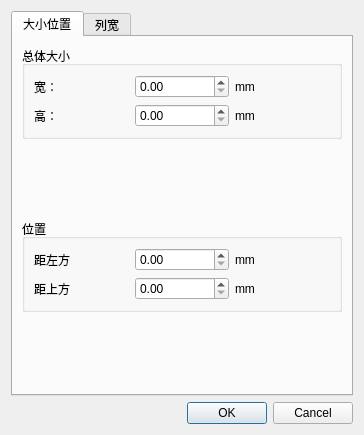
Above: ofdEditor/model/Widget/TableSettingDialog.ui from mcoder2014/ofdEditor before the change. Below: the same form after it.
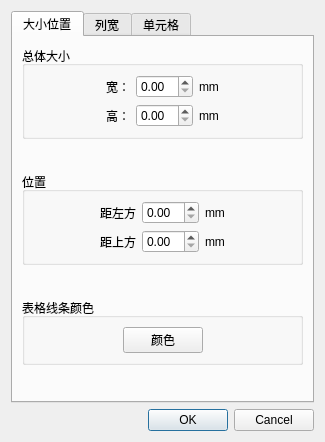
That is the form after the change. The open tabs and pages were chosen to show the change.

Commit message: 表格的总体大框架

```diff
--- a/ofdEditor/model/Widget/TableSettingDialog.ui
+++ b/ofdEditor/model/Widget/TableSettingDialog.ui
@@ -6,8 +6,8 @@
    <rect>
     <x>0</x>
     <y>0</y>
-    <width>364</width>
-    <height>435</height>
+    <width>325</width>
+    <height>442</height>
    </rect>
   </property>
   <property name="windowTitle">
@@ -27,58 +27,44 @@
        <string>大小位置</string>
       </attribute>
       <layout class="QGridLayout" name="gridLayout_3">
-       <item row="3" column="0">
-        <spacer name="verticalSpacer">
-         <property name="orientation">
-          <enum>Qt::Vertical</enum>
-         </property>
-         <property name="sizeHint" stdset="0">
-          <size>
-           <width>20</width>
-           <height>40</height>
-          </size>
-         </property>
-        </spacer>
-       </item>
-       <item row="2" column="0">
-        <widget class="QGroupBox" name="groupBox_2">
+       <item row="4" column="0">
+        <widget class="QGroupBox" name="groupBox_3">
          <property name="title">
-          <string>位置</string>
+          <string>表格线条颜色</string>
          </property>
-         <layout class="QGridLayout" name="gridLayout_2">
-          <item row="0" column="0">
-           <widget class="QLabel" name="label_5">
-            <property name="text">
-             <string>距左方</string>
+         <layout class="QHBoxLayout" name="horizontalLayout">
+          <item>
+           <spacer name="horizontalSpacer">
+            <property name="orientation">
+             <enum>Qt::Horizontal</enum>
             </property>
-           </widget>
-          </item>
-          <item row="0" column="1">
-           <widget class="QDoubleSpinBox" name="table_x"/>
-          </item>
-          <item row="0" column="2">
-           <widget class="QLabel" name="label_7">
-            <property name="text">
-             <string>mm</string>
+            <property name="sizeHint" stdset="0">
+             <size>
+              <width>40</width>
+              <height>20</height>
+             </size>
             </property>
-           </widget>
+           </spacer>
           </item>
-          <item row="1" column="0">
-           <widget class="QLabel" name="label_6">
+          <item>
+           <widget class="QPushButton" name="btn_color">
             <property name="text">
-             <string>距上方</string>
+             <string>颜色</string>
             </property>
            </widget>
           </item>
-          <item row="1" column="1">
-           <widget class="QDoubleSpinBox" name="table_y"/>
-          </item>
-          <item row="1" column="2">
-           <widget class="QLabel" name="label_8">
-            <property name="text">
-             <string>mm</string>
+          <item>
+           <spacer name="horizontalSpacer_2">
+            <property name="orientation">
+             <enum>Qt::Horizontal</enum>
             </property>
-           </widget>
+            <property name="sizeHint" stdset="0">
+             <size>
+              <width>40</width>
+              <height>20</height>
+             </size>
+            </property>
+           </spacer>
           </item>
          </layout>
         </widget>
@@ -89,43 +75,203 @@
           <string>总体大小</string>
          </property>
          <layout class="QGridLayout" name="gridLayout">
-          <item row="0" column="0">
+          <item row="1" column="3">
+           <widget class="QLabel" name="label_4">
+            <property name="text">
+             <string>mm</string>
+            </property>
+           </widget>
+          </item>
+          <item row="0" column="1">
            <widget class="QLabel" name="label">
             <property name="text">
              <string>宽：</string>
             </property>
            </widget>
           </item>
-          <item row="0" column="1">
+          <item row="0" column="2">
            <widget class="QDoubleSpinBox" name="tableWidth"/>
           </item>
-          <item row="0" column="2">
+          <item row="0" column="3">
            <widget class="QLabel" name="label_3">
             <property name="text">
              <string>mm</string>
             </property>
            </widget>
           </item>
-          <item row="1" column="0">
+          <item row="1" column="1">
            <widget class="QLabel" name="label_2">
             <property name="text">
              <string>高：</string>
             </property>
            </widget>
           </item>
-          <item row="1" column="1">
+          <item row="1" column="2">
            <widget class="QDoubleSpinBox" name="tableHeight"/>
           </item>
+          <item row="0" column="4">
+           <spacer name="horizontalSpacer_3">
+            <property name="orientation">
+             <enum>Qt::Horizontal</enum>
+            </property>
+            <property name="sizeHint" stdset="0">
+             <size>
+              <width>40</width>
+              <height>20</height>
+             </size>
+            </property>
+           </spacer>
+          </item>
+          <item row="1" column="4">
+           <spacer name="horizontalSpacer_4">
+            <property name="orientation">
+             <enum>Qt::Horizontal</enum>
+            </property>
+            <property name="sizeHint" stdset="0">
+             <size>
+              <width>40</width>
+              <height>20</height>
+             </size>
+            </property>
+           </spacer>
+          </item>
+          <item row="0" column="0">
+           <spacer name="horizontalSpacer_9">
+            <property name="orientation">
+             <enum>Qt::Horizontal</enum>
+            </property>
+            <property name="sizeHint" stdset="0">
+             <size>
+              <width>40</width>
+              <height>20</height>
+             </size>
+            </property>
+           </spacer>
+          </item>
+          <item row="1" column="0">
+           <spacer name="horizontalSpacer_10">
+            <property name="orientation">
+             <enum>Qt::Horizontal</enum>
+            </property>
+            <property name="sizeHint" stdset="0">
+             <size>
+              <width>40</width>
+              <height>20</height>
+             </size>
+            </property>
+           </spacer>
+          </item>
+         </layout>
+        </widget>
+       </item>
+       <item row="2" column="0">
+        <widget class="QGroupBox" name="groupBox_2">
+         <property name="title">
+          <string>位置</string>
+         </property>
+         <layout class="QGridLayout" name="gridLayout_2">
+          <item row="0" column="1">
+           <widget class="QLabel" name="label_5">
+            <property name="text">
+             <string>距左方</string>
+            </property>
+           </widget>
+          </item>
+          <item row="1" column="1">
+           <widget class="QLabel" name="label_6">
+            <property name="text">
+             <string>距上方</string>
+            </property>
+           </widget>
+          </item>
+          <item row="1" column="3">
+           <widget class="QLabel" name="label_8">
+            <property name="text">
+             <string>mm</string>
+            </property>
+           </widget>
+          </item>
+          <item row="0" column="3">
+           <widget class="QLabel" name="label_7">
+            <property name="text">
+             <string>mm</string>
+            </property>
+           </widget>
+          </item>
+          <item row="0" column="2">
+           <widget class="QDoubleSpinBox" name="table_x"/>
+          </item>
           <item row="1" column="2">
-           <widget class="QLabel" name="label_4">
-            <property name="text">
-             <string>mm</string>
+           <widget class="QDoubleSpinBox" name="table_y"/>
+          </item>
+          <item row="1" column="4">
+           <spacer name="horizontalSpacer_6">
+            <property name="orientation">
+             <enum>Qt::Horizontal</enum>
             </property>
-           </widget>
+            <property name="sizeHint" stdset="0">
+             <size>
+              <width>40</width>
+              <height>20</height>
+             </size>
+            </property>
+           </spacer>
+          </item>
+          <item row="0" column="4">
+           <spacer name="horizontalSpacer_5">
+            <property name="orientation">
+             <enum>Qt::Horizontal</enum>
+            </property>
+            <property name="sizeHint" stdset="0">
+             <size>
+              <width>40</width>
+              <height>20</height>
+             </size>
+            </property>
+           </spacer>
+          </item>
+          <item row="0" column="0">
+           <spacer name="horizontalSpacer_7">
+            <property name="orientation">
+             <enum>Qt::Horizontal</enum>
+            </property>
+            <property name="sizeHint" stdset="0">
+             <size>
+              <width>40</width>
+              <height>20</height>
+             </size>
+            </property>
+           </spacer>
+          </item>
+          <item row="1" column="0">
+           <spacer name="horizontalSpacer_8">
+            <property name="orientation">
+             <enum>Qt::Horizontal</enum>
+            </property>
+            <property name="sizeHint" stdset="0">
+             <size>
+              <width>40</width>
+              <height>20</height>
+             </size>
+            </property>
+           </spacer>
           </item>
          </layout>
         </widget>
        </item>
+       <item row="5" column="0">
+        <spacer name="verticalSpacer">
+         <property name="orientation">
+          <enum>Qt::Vertical</enum>
+         </property>
+         <property name="sizeHint" stdset="0">
+          <size>
+           <width>20</width>
+           <height>40</height>
+          </size>
+         </property>
+        </spacer>
+       </item>
        <item row="1" column="0">
         <spacer name="verticalSpacer_2">
          <property name="orientation">
@@ -139,6 +285,19 @@
          </property>
         </spacer>
        </item>
+       <item row="3" column="0">
+        <spacer name="verticalSpacer_3">
+         <property name="orientation">
+          <enum>Qt::Vertical</enum>
+         </property>
+         <property name="sizeHint" stdset="0">
+          <size>
+           <width>20</width>
+           <height>40</height>
+          </size>
+         </property>
+        </spacer>
+       </item>
       </layout>
      </widget>
      <widget class="QWidget" name="tab_2">
@@ -172,6 +331,11 @@
        </property>
       </widget>
      </widget>
+     <widget class="QWidget" name="tab_3">
+      <attribute name="title">
+       <string>单元格</string>
+      </attribute>
+     </widget>
     </widget>
    </item>
    <item>
```
Left out of the diff: 2 changed lines with no effect on the pictures. The commit also changes 2 other files.
